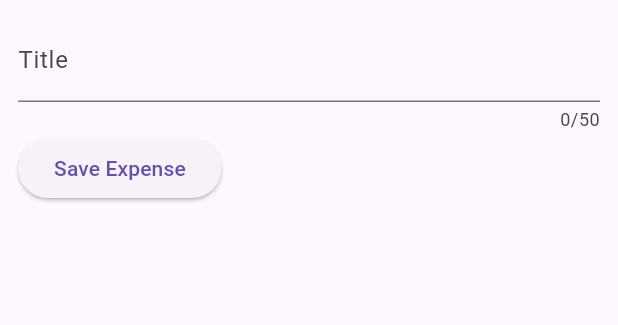
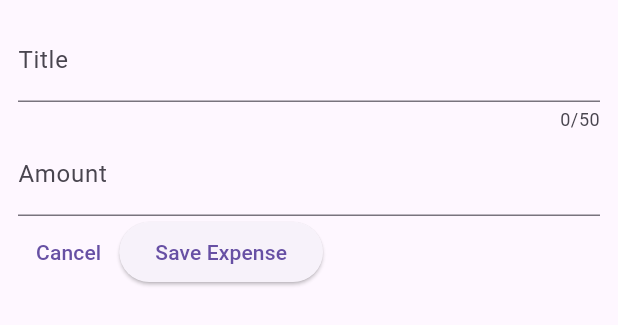
Before and after one commit to raflyyyanuar/expense_tracker, a Flutter app: the NewExpense widget shown alone on an empty page, opened directly, after a tap on "Save Expense", on a phone screen of 412 x 824 dp. Shown: the top 325 px of the screen. Run offline on Flutter 3.47's test engine with Material 3 defaults, Android fonts, the phone set to English and light mode, and no system bars.

Commit message:
added cancel and amount input

```diff
--- a/lib/widgets/new_expense.dart
+++ b/lib/widgets/new_expense.dart
@@ -11,10 +11,12 @@ class NewExpense extends StatefulWidget {
 
 class _NewExpenseState extends State<NewExpense> {
   final titleController = TextEditingController();
+  final amountController = TextEditingController();
 
   @override
   void dispose() {
     titleController.dispose();
+    amountController.dispose();
     super.dispose();
   }
 
@@ -32,11 +34,25 @@ class _NewExpenseState extends State<NewExpense> {
               label: Text("Title"),
             ),
           ),
+          // Amount
+          TextField(
+            controller: amountController,
+            decoration: const InputDecoration(
+              prefixText: "\$ ",
+              label: Text("Amount"),
+            ),
+            keyboardType: TextInputType.number,
+          ),
           Row(
             children: [
+              TextButton(
+                onPressed: () {},
+                child: const Text("Cancel"),
+              ),
               ElevatedButton(
                 onPressed: () {
                   print(titleController.text);
+                  print(amountController.text);
                 },
                 child: const Text("Save Expense"),
               )
```
